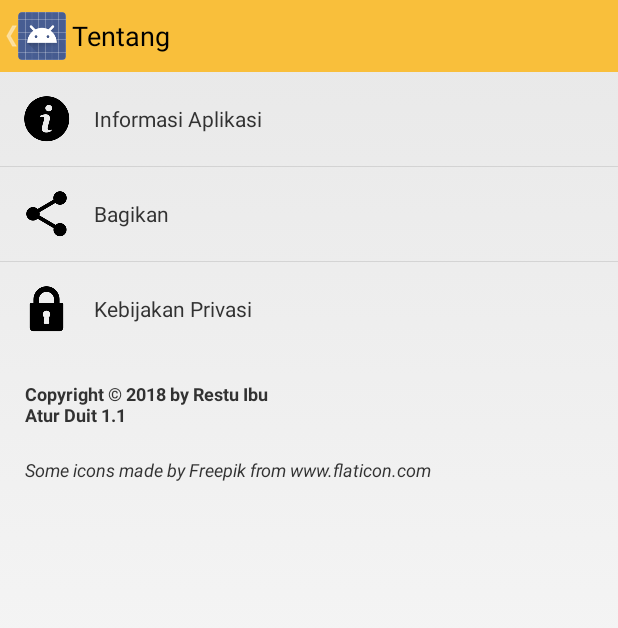
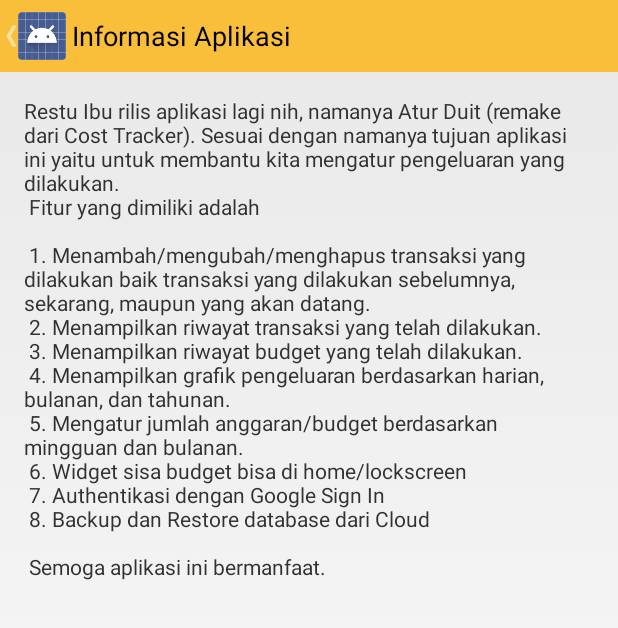
Before and after one commit to Restu-Ibu/aturduit, an Android app: the AboutActivity screen opened directly, with no data from a screen before it, after a tap on "Informasi Aplikasi", on a phone screen of 412 x 824 dp. Shown: the top 628 px of the screen. Run offline under Robolectric (Android 15) with nearby library versions, the light colour scheme and no system bars; our stand-ins replace AdMob, Firebase (no records; nobody signed in at launch, a user with empty details on screens opened directly).

Commit message:
firebase google sign in firebase google backup firebase google restore

```diff
--- a/app/build.gradle
+++ b/app/build.gradle
@@ -7,7 +7,7 @@
 
     defaultConfig {
         applicationId "com.restuibu.aturduit"
-        minSdkVersion 24
+        minSdkVersion 15
         targetSdkVersion 28
 
         javaCompileOptions {
@@ -51,8 +51,7 @@
     implementation 'com.google.android.gms:play-services-auth:16.0.1'
     implementation 'com.google.android.gms:play-services-ads:16.0.0'
 
-
-
+    implementation 'com.android.support.constraint:constraint-layout:1.1.3'
 }
 
 apply plugin: 'com.google.gms.google-services'
--- /dev/null
+++ b/app/src/main/java/com/restuibu/aturduit/activity/AboutDetailActivity.java
@@ -0,0 +1,17 @@
+package com.restuibu.aturduit.activity;
+
+import android.app.Activity;
+import android.os.Bundle;
+
+import com.restuibu.aturduit.R;
+
+public class AboutDetailActivity extends Activity {
+
+    @Override
+    protected void onCreate(Bundle savedInstanceState) {
+        super.onCreate(savedInstanceState);
+        setContentView(R.layout.activity_about_detail);
+
+        getActionBar().setTitle("Informasi Aplikasi");
+    }
+}
--- a/app/src/main/java/com/restuibu/aturduit/activity/GoogleSignInActivity.java
+++ b/app/src/main/java/com/restuibu/aturduit/activity/GoogleSignInActivity.java
@@ -27,6 +27,7 @@
 
 import static com.restuibu.aturduit.util.Util.mAuth;
 import static com.restuibu.aturduit.util.Util.mGoogleSignInClient;
+import static com.restuibu.aturduit.util.Util.verifyStoragePermissions;
 
 public class GoogleSignInActivity extends Activity implements
         View.OnClickListener{
@@ -42,6 +43,7 @@
     private TextView mStatusTextView;
     private TextView mDetailTextView;
     private SignInButton googleSignIn;
+    private boolean fromSignIn = false;
 
     @Override
     protected void onCreate(Bundle savedInstanceState) {
@@ -51,7 +53,7 @@
         requestWindowFeature(Window.FEATURE_NO_TITLE);
         setContentView(R.layout.activity_googlesignin);
 
-
+        verifyStoragePermissions(GoogleSignInActivity.this);
 
         // Views
         mStatusTextView = findViewById(R.id.status);
@@ -129,6 +131,7 @@
                             // Sign in success, update UI with the signed-in user's information
                             Log.d(TAG, "signInWithCredential:success");
                             FirebaseUser user = mAuth.getCurrentUser();
+                            fromSignIn = true;
                             updateUI(user);
                         } else {
                             // If sign in fails, display a message to the user.
@@ -177,6 +180,7 @@
 //            findViewById(R.id.signInButton).setVisibility(View.GONE);
 //            findViewById(R.id.signOutAndDisconnect).setVisibility(View.VISIBLE);
             Intent i = new Intent(GoogleSignInActivity.this, MainActivity.class);
+            i.putExtra("fromSignIn", fromSignIn);
             startActivity(i);
 
             GoogleSignInActivity.this.finish();
--- a/app/src/main/java/com/restuibu/aturduit/adapter/AboutListViewAdapter.java
+++ b/app/src/main/java/com/restuibu/aturduit/adapter/AboutListViewAdapter.java
@@ -1,6 +1,8 @@
 package com.restuibu.aturduit.adapter;
 
 import android.content.Context;
+import android.content.Intent;
+import android.net.Uri;
 import android.view.LayoutInflater;
 import android.view.View;
 import android.view.ViewGroup;
@@ -10,10 +12,15 @@
 import android.widget.TextView;
 
 import com.restuibu.aturduit.R;
+import com.restuibu.aturduit.activity.AboutActivity;
+import com.restuibu.aturduit.activity.AboutDetailActivity;
+import com.restuibu.aturduit.activity.MainActivity;
 import com.restuibu.aturduit.model.About;
 import com.restuibu.aturduit.util.Util;
 
 import java.util.ArrayList;
+
+import static com.restuibu.aturduit.util.Constant.privacyPolicyUrl;
 
 public class AboutListViewAdapter extends BaseAdapter {
     private Context mContext;
@@ -61,7 +68,29 @@
             holder.linearLayout.setOnClickListener(new View.OnClickListener() {
                 @Override
                 public void onClick(View v) {
+                    switch(position){
+                        case 0:
+                            mContext.startActivity(new Intent(mContext, AboutDetailActivity.class));
+                            break;
+                        case 1:
+                            Intent share = new Intent(android.content.Intent.ACTION_SEND);
+                            share.setType("text/plain");
+                            share.addFlags(Intent.FLAG_ACTIVITY_CLEAR_WHEN_TASK_RESET);
+                            // Add data to the intent, the receiving app will decide
+                            // what to do with it.
+                            share.putExtra(Intent.EXTRA_SUBJECT, "Atur Duit");
+                            share.putExtra(Intent.EXTRA_TEXT, "http://play.google.com/store/apps/details?id=" + mContext.getPackageName());
 
+                            mContext.startActivity(Intent.createChooser(share, "Share link!"));
+
+
+                            break;
+                        case 2:
+                            Intent i = new Intent(Intent.ACTION_VIEW);
+                            i.setData(Uri.parse(privacyPolicyUrl));
+                            mContext.startActivity(i);
+                            break;
+                    }
                 }
             });
 
--- a/app/src/main/java/com/restuibu/aturduit/util/Constant.java
+++ b/app/src/main/java/com/restuibu/aturduit/util/Constant.java
@@ -7,6 +7,8 @@
 import java.io.File;
 
 public class Constant {
+    public static final String privacyPolicyUrl = "http://guekeloe.blogspot.com/2018/10/atur-duit.html";
+
     public static final String[] konten_desc_about = {
             "Informasi Aplikasi", "Bagikan", "Kebijakan Privasi"
     };
--- /dev/null
+++ b/app/src/main/res/layout/activity_about_detail.xml
@@ -0,0 +1,21 @@
+<RelativeLayout xmlns:android="http://schemas.android.com/apk/res/android"
+    xmlns:tools="http://schemas.android.com/tools"
+    android:layout_width="match_parent"
+    android:layout_height="match_parent"
+    android:paddingBottom="@dimen/activity_vertical_margin"
+    android:paddingLeft="@dimen/activity_horizontal_margin"
+    android:paddingRight="@dimen/activity_horizontal_margin"
+    android:paddingTop="@dimen/activity_vertical_margin"
+    tools:context=".activity.AboutDetailActivity" >
+
+    <ScrollView
+        android:layout_width="match_parent"
+        android:layout_height="match_parent" >
+
+        <TextView
+            android:layout_width="wrap_content"
+            android:layout_height="wrap_content"
+            android:text="@string/about" />
+    </ScrollView>
+
+</RelativeLayout>
--- a/app/src/main/res/layout/activity_googlesignin.xml
+++ b/app/src/main/res/layout/activity_googlesignin.xml
@@ -43,6 +43,12 @@
                 android:layout_centerInParent="true"
                 android:visibility="visible"
                 tools:visibility="gone" />
+
+            <TextView
+                android:layout_marginTop="@dimen/layout_margin_small2"
+                android:layout_width="wrap_content"
+                android:layout_height="wrap_content"
+                android:text="@string/release_code_22"/>
 
             <!--<Button-->
                 <!--android:id="@+id/emailSignInButton"-->
--- a/app/src/main/res/values/strings.xml
+++ b/app/src/main/res/values/strings.xml
@@ -79,8 +79,8 @@
     <string name="info_copyright">Copyright © 2018 by Restu Ibu\nAtur Duit 1.1</string>
 
 
-    <string name="banner_ad_unit_id">ca-app-pub-6657666130252014/7859784872-</string>
-    <string name="interstitial_ad_unit_id">ca-app-pub-6657666130252014/8402680470-</string>
+    <string name="banner_ad_unit_id">ca-app-pub-6657666130252014/7859784872</string>
+    <string name="interstitial_ad_unit_id">ca-app-pub-6657666130252014/8402680470</string>
 
     <!-- activity_about -->
     <string name="about">Restu Ibu rilis aplikasi lagi nih, namanya Atur Duit (remake dari Cost Tracker).
@@ -91,11 +91,11 @@
 3. Menampilkan riwayat budget yang telah dilakukan.\n
 4. Menampilkan grafik pengeluaran berdasarkan harian, bulanan, dan tahunan.\n
 5. Mengatur jumlah anggaran/budget berdasarkan mingguan dan bulanan.\n
-6. Widget sisa budget bisa di home/lockscreen\n\n
-email: emirkipang@gmail.com\n
-Copyright @RestuIbu\n\n
-Donasi ke Rekening BNI\n
-0210542740\n an EMIR SEPTI ANSORI D\n\nSemoga aplikasi ini bermanfaat :))
+6. Widget sisa budget bisa di home/lockscreen\n
+7. Authentikasi dengan Google Sign In\n
+8. Backup dan Restore database dari Cloud\n\n
+
+Semoga aplikasi ini bermanfaat.
     </string>
 
     <!-- alertdialog_add_timer.xml -->
@@ -114,6 +114,15 @@
     <string name="TglAkhir">Tgl Akhir</string>
     <string name="Kategori">Kategori</string>
     <string name="Sisa">Sisa</string>
+
+    <string name="release_code_22">
+        Apa yang baru di <b>Atur Duit 1.1</b>?\n
+        1. <b>Integrasi ke Firebase\n</b>
+        2. <b>Login dengan Google\n</b>
+        3. <b>Backup database ke cloud\n</b>
+        4. <b>Restore database dari cloud\n</b>
+
+    </string>
 
 
     <string-array name="category_array">
@@ -238,5 +247,6 @@
     <string name="id_fmt">User ID: %s</string>
     <string name="email_fmt">Email: %s</string>
 
+
     <!-- end of firebase auth -->
 </resources>
```
Also changed, not shown: app/src/main/AndroidManifest.xml (+20 -21 lines), app/src/main/java/com/restuibu/aturduit/activity/MainActivity.java (+18 -15 lines), app/src/main/java/com/restuibu/aturduit/model/MySQLiteHelper.java (+3 -135 lines), app/src/main/java/com/restuibu/aturduit/util/Util.java (+188 -3 lines), 1 other file.
